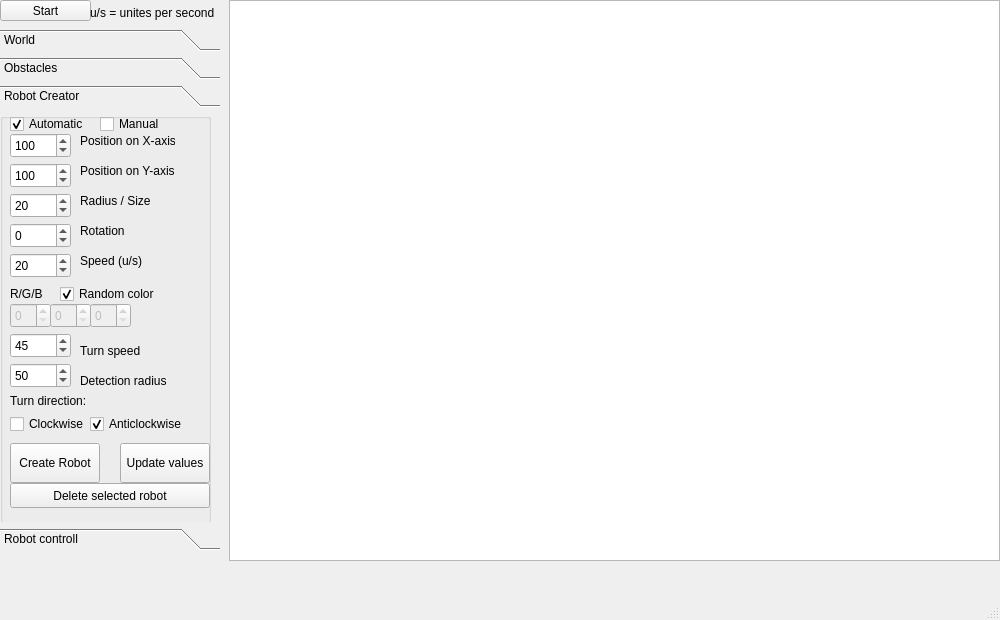
Old version of the form src/mainwindow.ui in the repository denis-fekete/icp_project.
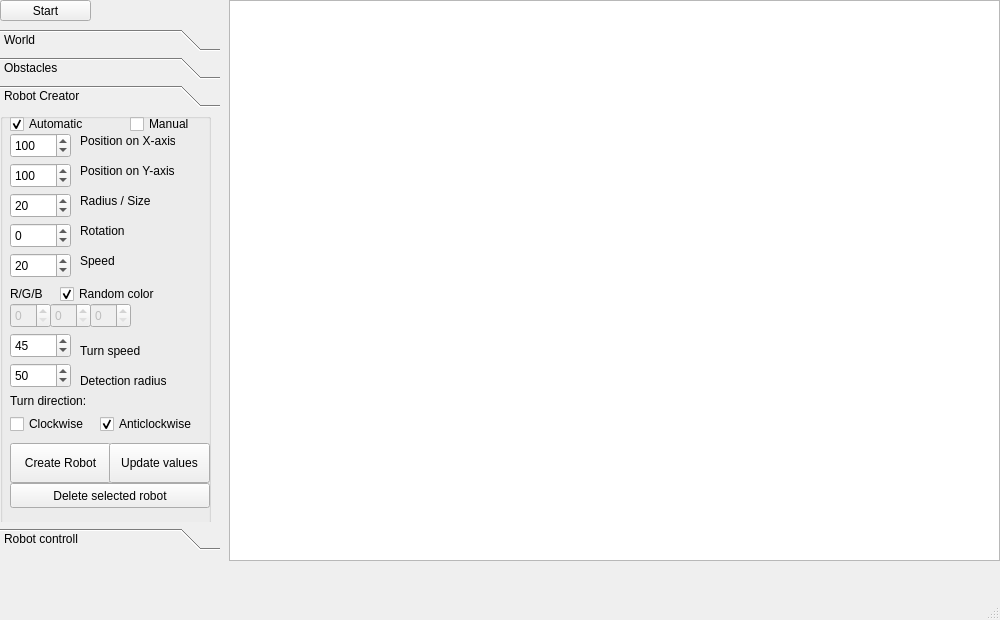
New version of the form. The open tabs and pages were chosen to show the change.

What changed in the file:
```diff
--- a/src/mainwindow.ui
+++ b/src/mainwindow.ui
@@ -566,7 +566,7 @@
         <rect>
          <x>10</x>
          <y>330</y>
-         <width>90</width>
+         <width>101</width>
          <height>40</height>
         </rect>
        </property>
@@ -629,7 +629,7 @@
         </rect>
        </property>
        <property name="text">
-        <string>Speed (u/s)</string>
+        <string>Speed</string>
        </property>
       </widget>
       <widget class="QLabel" name="label_3">
@@ -898,9 +898,9 @@
       <widget class="QCheckBox" name="input_robot_anticlockwise">
        <property name="geometry">
         <rect>
-         <x>90</x>
+         <x>100</x>
          <y>300</y>
-         <width>101</width>
+         <width>111</width>
          <height>22</height>
         </rect>
        </property>
@@ -916,7 +916,7 @@
         <rect>
          <x>10</x>
          <y>300</y>
-         <width>78</width>
+         <width>91</width>
          <height>22</height>
         </rect>
        </property>
@@ -927,9 +927,9 @@
       <widget class="QCheckBox" name="input_selectManual">
        <property name="geometry">
         <rect>
-         <x>100</x>
+         <x>130</x>
          <y>0</y>
-         <width>78</width>
+         <width>81</width>
          <height>22</height>
         </rect>
        </property>
@@ -942,7 +942,7 @@
         <rect>
          <x>10</x>
          <y>0</y>
-         <width>78</width>
+         <width>101</width>
          <height>22</height>
         </rect>
        </property>
@@ -956,9 +956,9 @@
       <widget class="QPushButton" name="input_robot_updateValues">
        <property name="geometry">
         <rect>
-         <x>120</x>
+         <x>109</x>
          <y>330</y>
-         <width>90</width>
+         <width>101</width>
          <height>40</height>
         </rect>
        </property>
@@ -1164,19 +1164,6 @@
      </widget>
     </widget>
    </widget>
-   <widget class="QLabel" name="label_21">
-    <property name="geometry">
-     <rect>
-      <x>90</x>
-      <y>0</y>
-      <width>131</width>
-      <height>25</height>
-     </rect>
-    </property>
-    <property name="text">
-     <string>u/s = unites per second</string>
-    </property>
-   </widget>
   </widget>
   <widget class="QMenuBar" name="menubar">
    <property name="geometry">
```
Left out of the diff: 8 changed lines with no effect on the pictures.
